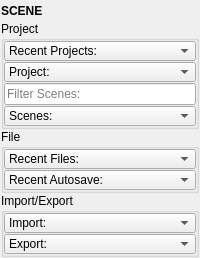
m3trik/tentacle, file tentacle/ui/scene.ui: the form before one commit.
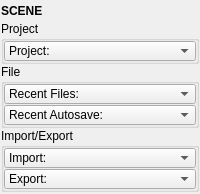
The form after the commit. Custom widgets are drawn as their Qt base class.

The edit to the form file:
```diff
--- a/tentacle/ui/scene.ui
+++ b/tentacle/ui/scene.ui
@@ -10,7 +10,7 @@
     <x>0</x>
     <y>0</y>
     <width>200</width>
-    <height>254</height>
+    <height>194</height>
    </rect>
   </property>
   <property name="tabShape">
@@ -87,33 +87,6 @@
          <property name="bottomMargin">
           <number>0</number>
          </property>
-         <item>
-          <widget class="ComboBox" name="cmb001">
-           <property name="minimumSize">
-            <size>
-             <width>0</width>
-             <height>20</height>
-            </size>
-           </property>
-           <property name="maximumSize">
-            <size>
-             <width>16777215</width>
-             <height>20</height>
-            </size>
-           </property>
-           <property name="toolTip">
-            <string>Any recent workspaces will appear here.</string>
-           </property>
-           <property name="maxVisibleItems">
-            <number>40</number>
-           </property>
-           <item>
-            <property name="text">
-             <string>Recent Projects:</string>
-            </property>
-           </item>
-          </widget>
-         </item>
          <item>
           <widget class="ComboBox" name="cmb006">
            <property name="minimumSize">
@@ -141,43 +114,6 @@
            </item>
           </widget>
          </item>
-         <item>
-          <widget class="QLineEdit" name="txt000">
-           <property name="toolTip">
-            <string>&lt;html&gt;&lt;head/&gt;&lt;body&gt;&lt;p&gt;&lt;span style=&quot; font-weight:600;&quot;&gt;Filter the results of the 'Scenes' list.&lt;/span&gt;&lt;/p&gt;&lt;p&gt;    Each item can be a string or integer. Strings can include shell-style wildcards:&lt;/p&gt;&lt;p&gt;     - '*': Matches any sequence of characters (including none).&lt;/p&gt;&lt;p&gt;	startswith*&lt;br/&gt;	*endswith&lt;/p&gt;&lt;p&gt;	*contains*&lt;/p&gt;&lt;p&gt;     - '?': Matches any single character.&lt;/p&gt;&lt;p&gt;     - '[seq]': Matches any character in 'seq'.&lt;/p&gt;&lt;p&gt;     - '[!seq]': Matches any character not in 'seq'.&lt;/p&gt;&lt;/body&gt;&lt;/html&gt;</string>
-           </property>
-           <property name="placeholderText">
-            <string>Filter Scenes:</string>
-           </property>
-          </widget>
-         </item>
-         <item>
-          <widget class="ComboBox" name="cmb000">
-           <property name="minimumSize">
-            <size>
-             <width>0</width>
-             <height>20</height>
-            </size>
-           </property>
-           <property name="maximumSize">
-            <size>
-             <width>16777215</width>
-             <height>20</height>
-            </size>
-           </property>
-           <property name="toolTip">
-            <string>Open a scene file from the current workspace directory.</string>
-           </property>
-           <property name="maxVisibleItems">
-            <number>40</number>
-           </property>
-           <item>
-            <property name="text">
-             <string>Scenes:</string>
-            </property>
-           </item>
-          </widget>
-         </item>
         </layout>
        </widget>
       </item>
```
